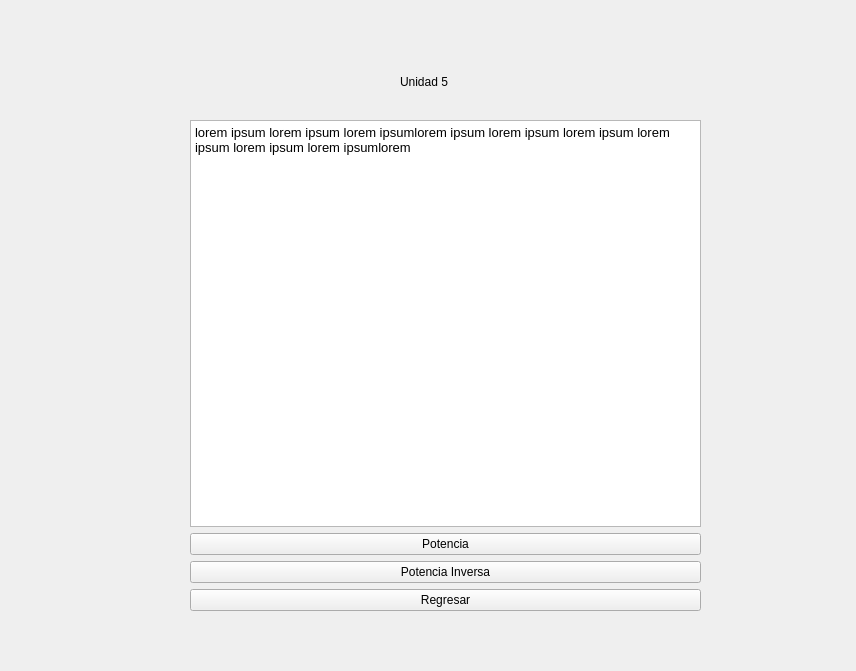
First picture: the form in Unidad5.ui, repository ikababiz/Proyecto-Metodos-Numericos-I, before the edit.
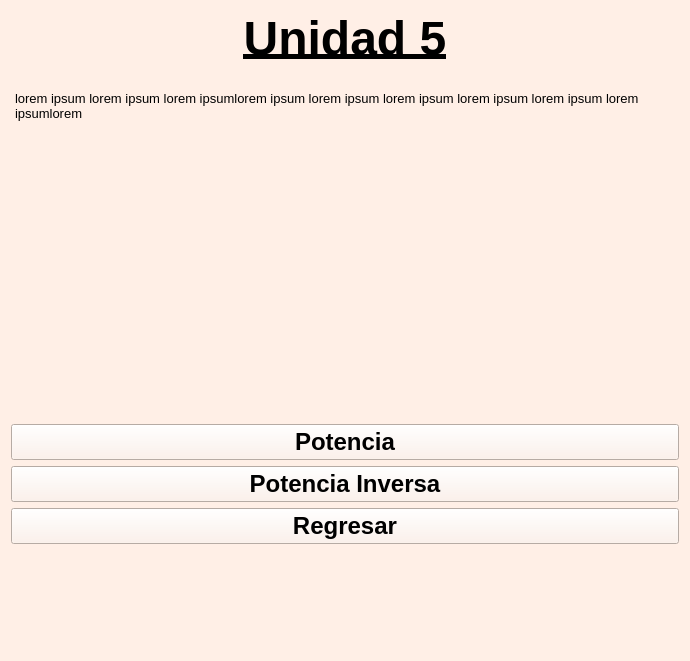
Second picture: the form after the edit. Icons and pictures are not drawn.

```diff
--- a/Unidad5.ui
+++ b/Unidad5.ui
@@ -6,71 +6,203 @@
    <rect>
     <x>0</x>
     <y>0</y>
-    <width>856</width>
-    <height>671</height>
+    <width>690</width>
+    <height>661</height>
    </rect>
   </property>
+  <property name="font">
+   <font>
+    <family>Arial</family>
+   </font>
+  </property>
   <property name="windowTitle">
    <string>Form</string>
   </property>
+  <property name="styleSheet">
+   <string notr="true">background-color: rgb(255, 239, 230);
+color: black
+</string>
+  </property>
+  <layout class="QGridLayout" name="gridLayout">
+   <item row="0" column="0">
+    <layout class="QVBoxLayout" name="verticalLayout_2">
+     <item>
   <widget class="QLabel" name="label">
-   <property name="geometry">
-    <rect>
-     <x>400</x>
-     <y>70</y>
-     <width>76</width>
-     <height>24</height>
-    </rect>
+       <property name="font">
+        <font>
+         <family>Arial</family>
+         <pointsize>36</pointsize>
+         <weight>75</weight>
+         <bold>true</bold>
+        </font>
    </property>
    <property name="text">
-    <string>Unidad 5</string>
-   </property>
-  </widget>
-  <widget class="QWidget" name="verticalLayoutWidget">
-   <property name="geometry">
-    <rect>
-     <x>190</x>
-     <y>120</y>
-     <width>511</width>
-     <height>491</height>
-    </rect>
-   </property>
-   <layout class="QVBoxLayout" name="verticalLayout_6">
+        <string>&lt;html&gt;&lt;head/&gt;&lt;body&gt;&lt;p align=&quot;center&quot;&gt;&lt;span style=&quot; text-decoration: underline;&quot;&gt;Unidad 5&lt;/span&gt;&lt;/p&gt;&lt;/body&gt;&lt;/html&gt;</string>
+       </property>
+      </widget>
+     </item>
+     <item>
+      <spacer name="verticalSpacer">
+       <property name="orientation">
+        <enum>Qt::Vertical</enum>
+       </property>
+       <property name="sizeType">
+        <enum>QSizePolicy::Fixed</enum>
+       </property>
+       <property name="sizeHint" stdset="0">
+        <size>
+         <width>20</width>
+         <height>15</height>
+        </size>
+       </property>
+      </spacer>
+     </item>
     <item>
      <widget class="QTextEdit" name="textEdit_5">
+       <property name="font">
+        <font>
+         <family>Arial</family>
+         <pointsize>18</pointsize>
+        </font>
+       </property>
+       <property name="styleSheet">
+        <string notr="true">background-color: transparent;</string>
+       </property>
+       <property name="frameShape">
+        <enum>QFrame::NoFrame</enum>
+       </property>
+       <property name="readOnly">
+        <bool>true</bool>
+       </property>
       <property name="html">
        <string>&lt;!DOCTYPE HTML PUBLIC &quot;-//W3C//DTD HTML 4.0//EN&quot; &quot;http://www.w3.org/TR/REC-html40/strict.dtd&quot;&gt;
 &lt;html&gt;&lt;head&gt;&lt;meta name=&quot;qrichtext&quot; content=&quot;1&quot; /&gt;&lt;style type=&quot;text/css&quot;&gt;
 p, li { white-space: pre-wrap; }
-&lt;/style&gt;&lt;/head&gt;&lt;body style=&quot; font-family:'Ubuntu Bold'; font-size:10pt; font-weight:400; font-style:normal;&quot;&gt;
-&lt;p style=&quot; margin-top:0px; margin-bottom:0px; margin-left:0px; margin-right:0px; -qt-block-indent:0; text-indent:0px;&quot;&gt;lorem ipsum lorem ipsum lorem ipsumlorem ipsum lorem ipsum lorem ipsum lorem ipsum lorem ipsum lorem ipsumlorem&lt;/p&gt;&lt;/body&gt;&lt;/html&gt;</string>
+&lt;/style&gt;&lt;/head&gt;&lt;body style=&quot; font-family:'Arial'; font-size:18pt; font-weight:400; font-style:normal;&quot;&gt;
+&lt;p style=&quot; margin-top:0px; margin-bottom:0px; margin-left:0px; margin-right:0px; -qt-block-indent:0; text-indent:0px;&quot;&gt;&lt;span style=&quot; font-family:'Ubuntu Bold'; font-size:10pt;&quot;&gt;lorem ipsum lorem ipsum lorem ipsumlorem ipsum lorem ipsum lorem ipsum lorem ipsum lorem ipsum lorem ipsumlorem&lt;/span&gt;&lt;/p&gt;&lt;/body&gt;&lt;/html&gt;</string>
       </property>
      </widget>
     </item>
     <item>
+      <spacer name="verticalSpacer_2">
+       <property name="orientation">
+        <enum>Qt::Vertical</enum>
+       </property>
+       <property name="sizeType">
+        <enum>QSizePolicy::Fixed</enum>
+       </property>
+       <property name="sizeHint" stdset="0">
+        <size>
+         <width>20</width>
+         <height>15</height>
+        </size>
+       </property>
+      </spacer>
+     </item>
+    </layout>
+   </item>
+   <item row="1" column="0">
      <widget class="QPushButton" name="potenciaButton">
+     <property name="font">
+      <font>
+       <family>Arial</family>
+       <pointsize>18</pointsize>
+       <weight>75</weight>
+       <bold>true</bold>
+      </font>
+     </property>
+     <property name="cursor">
+      <cursorShape>PointingHandCursor</cursorShape>
+     </property>
       <property name="text">
        <string>Potencia</string>
       </property>
      </widget>
     </item>
-    <item>
+   <item row="2" column="0">
      <widget class="QPushButton" name="potenciaInversaButton">
+     <property name="font">
+      <font>
+       <family>Arial</family>
+       <pointsize>18</pointsize>
+       <weight>75</weight>
+       <bold>true</bold>
+      </font>
+     </property>
+     <property name="cursor">
+      <cursorShape>PointingHandCursor</cursorShape>
+     </property>
       <property name="text">
        <string>Potencia Inversa</string>
       </property>
      </widget>
     </item>
-    <item>
+   <item row="3" column="0">
      <widget class="QPushButton" name="menubutton">
+     <property name="font">
+      <font>
+       <family>Arial</family>
+       <pointsize>18</pointsize>
+       <weight>75</weight>
+       <bold>true</bold>
+      </font>
+     </property>
+     <property name="cursor">
+      <cursorShape>PointingHandCursor</cursorShape>
+     </property>
       <property name="text">
        <string>Regresar</string>
       </property>
      </widget>
     </item>
-   </layout>
-  </widget>
- </widget>
- <resources/>
+   <item row="4" column="0">
+    <layout class="QHBoxLayout" name="horizontalLayout">
+     <item>
+      <spacer name="horizontalSpacer">
+       <property name="orientation">
+        <enum>Qt::Horizontal</enum>
+       </property>
+       <property name="sizeHint" stdset="0">
+        <size>
+         <width>40</width>
+         <height>20</height>
+        </size>
+       </property>
+      </spacer>
+     </item>
+     <item>
+      <widget class="QLabel" name="label_2">
+       <property name="sizePolicy">
+        <sizepolicy hsizetype="Fixed" vsizetype="Fixed">
+         <horstretch>0</horstretch>
+         <verstretch>0</verstretch>
+        </sizepolicy>
+       </property>
+       <property name="minimumSize">
+        <size>
+         <width>200</width>
+         <height>100</height>
+        </size>
+       </property>
+       <property name="font">
+        <font>
+         <family>Arial</family>
+        </font>
+       </property>
+       <property name="styleSheet">
+        <string notr="true">image: url(:/img/Img/MAC.png);</string>
+       </property>
+       <property name="text">
+        <string>&lt;html&gt;&lt;head/&gt;&lt;body&gt;&lt;p&gt;&lt;br/&gt;&lt;/p&gt;&lt;/body&gt;&lt;/html&gt;</string>
+       </property>
+      </widget>
+     </item>
+    </layout>
+   </item>
+  </layout>
+ </widget>
+ <resources>
+  <include location="UI/Imagenes.qrc"/>
+ </resources>
  <connections/>
 </ui>
```
Lines whose indentation alone changed are shown as unchanged.
